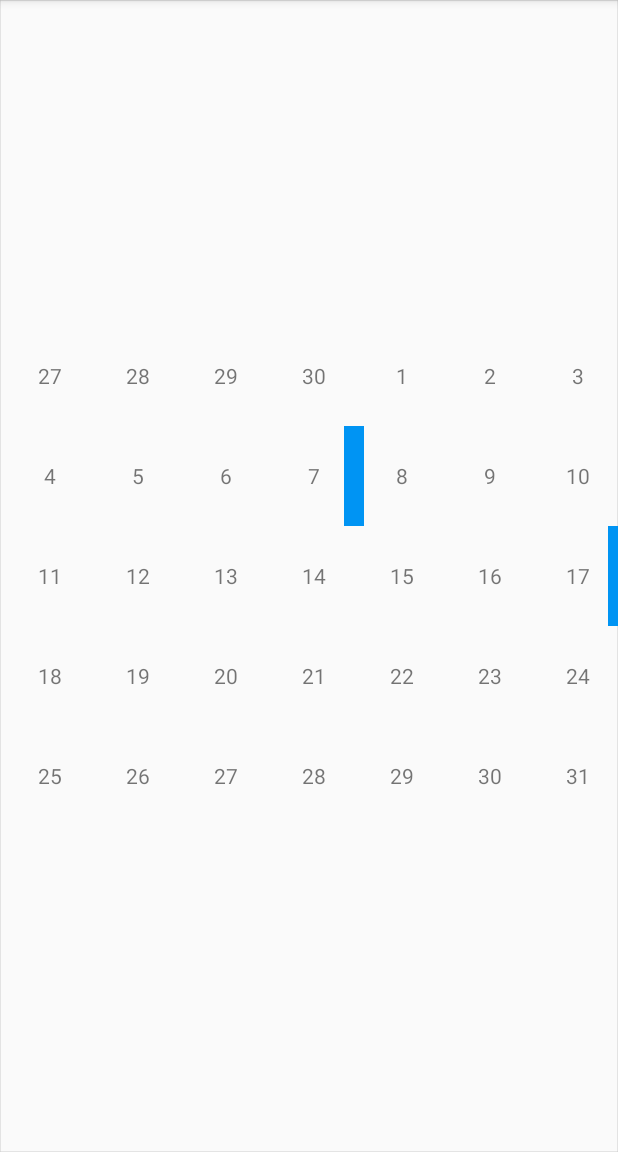
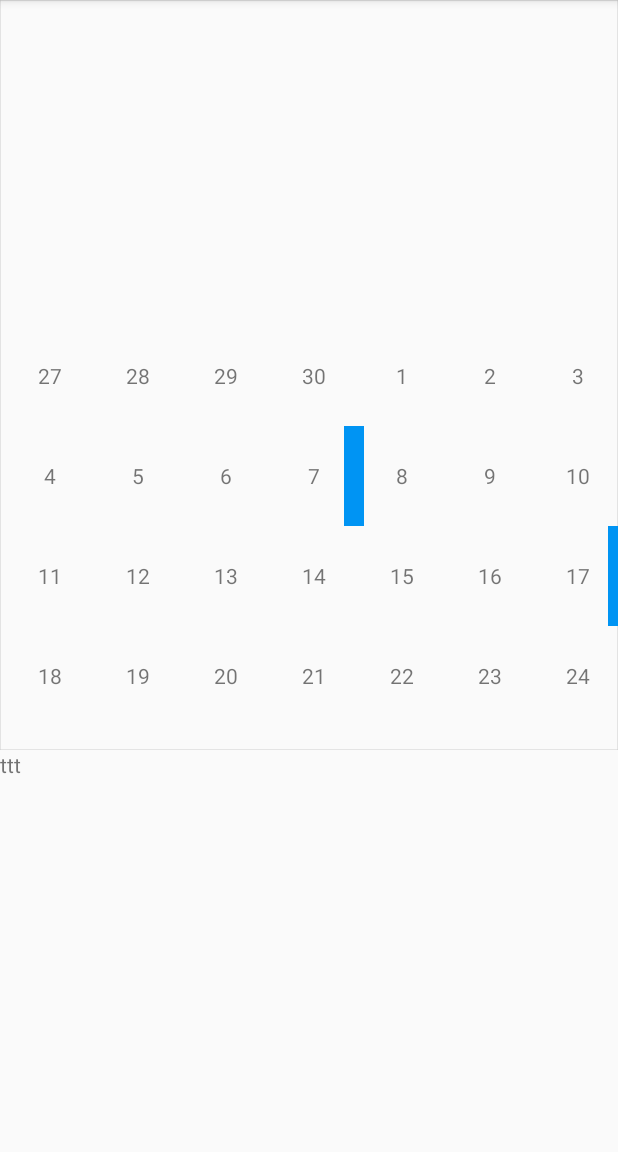
Before and after one commit to SpongeBobSun/mCalendarView, an Android app: the screen it shows after launch (MainActivity), on a phone screen of 412 x 824 dp, the part 84-1236 px from its top. Run offline under Robolectric (Android 15) with nearby library versions, the light colour scheme and no system bars.

Commit message:
Fixed onMeasure issue, aka wrap_content issue.

```diff
--- a/app/src/main/res/layout/activity_main.xml
+++ b/app/src/main/res/layout/activity_main.xml
@@ -7,8 +7,13 @@
 
     <sun.bob.mcalendarview.mCalendarView
         android:layout_width="match_parent"
-        android:layout_height="match_parent"
+        android:layout_height="wrap_content"
         tools:context=".MainActivity"
         android:id="@+id/calendar"
         />
+    <TextView
+        android:layout_width="match_parent"
+        android:layout_height="0dp"
+        android:layout_weight="1.0"
+        android:text="ttt"/>
 </LinearLayout>
```
